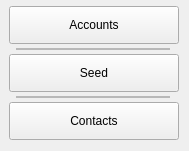
0xkobe/mwc-wallet, file core/navmenuaccount.ui: the form before one commit.
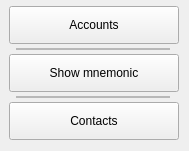
The form after the commit. Custom widgets are drawn as their Qt base class.

The edit to the form file:
```diff
--- a/core/navmenuaccount.ui
+++ b/core/navmenuaccount.ui
@@ -23,7 +23,7 @@
     </rect>
    </property>
    <property name="text">
-    <string>Seed</string>
+    <string>Show mnemonic</string>
    </property>
   </widget>
   <widget class="control::MwcFrameWithBorder" name="frame_2">
```
